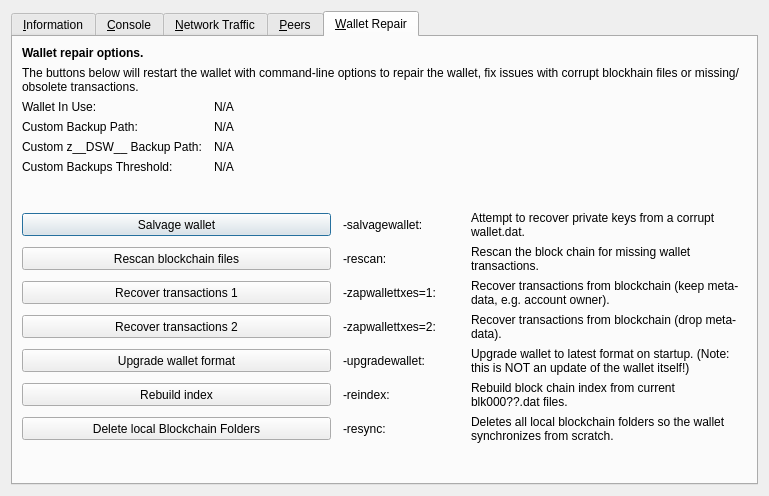
This is src/qt/forms/rpcconsole.ui in decenomy/DSW as Qt 5 draws it before an edit. The edited form follows.
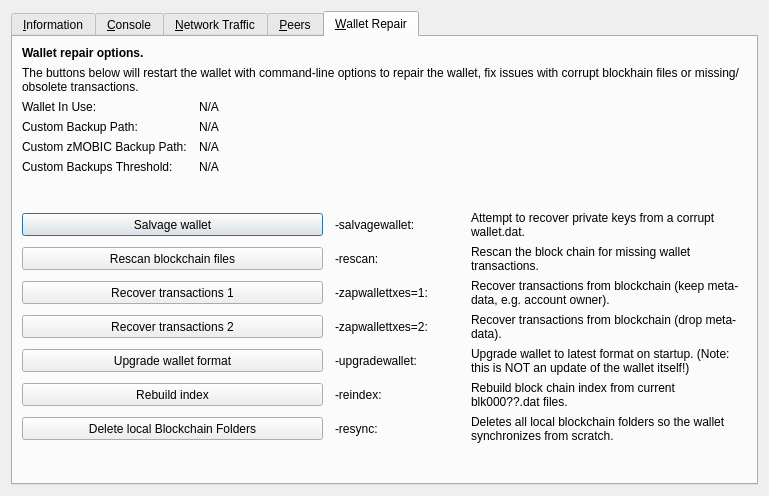
This is the edited form. The open tabs and pages were chosen to show the change. Icons and pictures are not drawn. Custom widgets are drawn as their Qt base class.

Commit message: Replace standard coin unit __DSW__ by MOBIC (7)

Diff of the .ui file:
```diff
--- a/src/qt/forms/rpcconsole.ui
+++ b/src/qt/forms/rpcconsole.ui
@@ -1333,7 +1333,7 @@
           <bool>false</bool>
          </property>
          <property name="text">
-          <string>Custom z__DSW__ Backup Path:</string>
+          <string>Custom zMOBIC Backup Path:</string>
          </property>
         </widget>
        </item>
```
Left out of the diff: 2 changed lines with no effect on the pictures. The commit also changes 9 other files.
